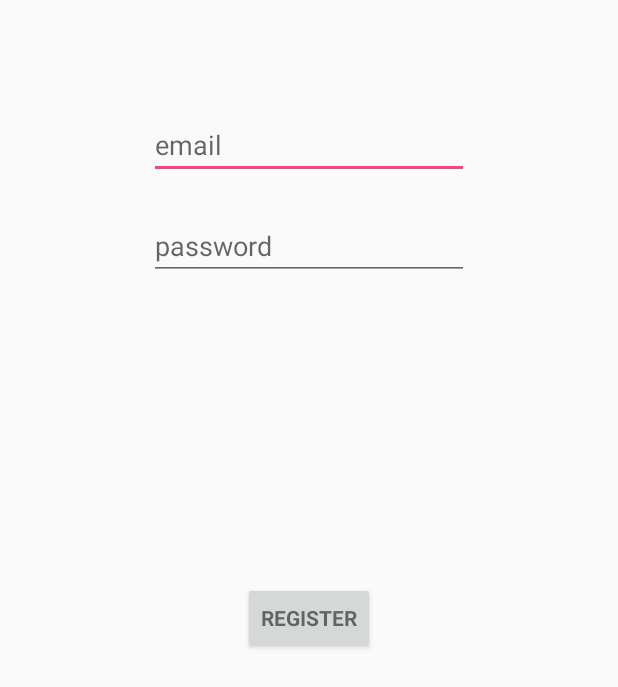
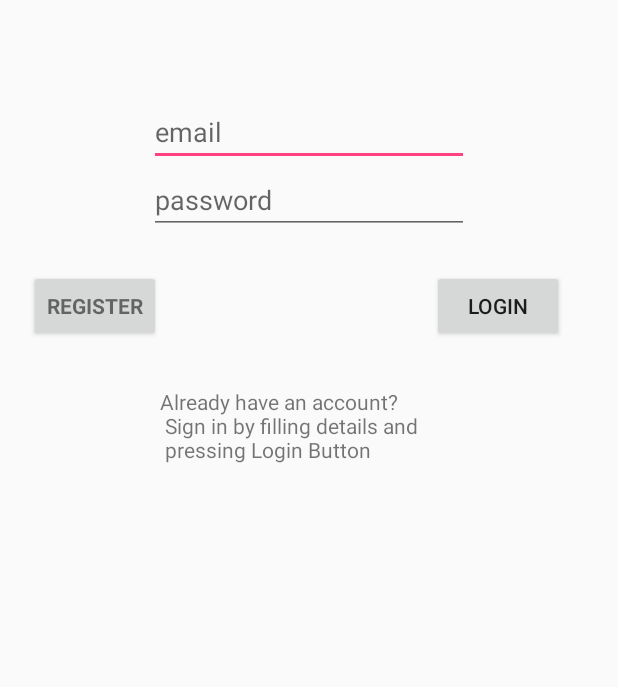
Before and after one commit to sidz1994/Safev1, an Android app: the layout activity_regsiter.xml on its own in the app's theme, with its tools: preview values and no code run, on a phone screen of 412 x 824 dp. Shown: the top 687 px of the screen. Run offline under Robolectric (Android 15) with nearby library versions, the phone set to English and light mode, and no system bars.

Commit message:
aug 15th

```diff
--- a/app/src/main/java/com/example/bharath/safev1/FcmMessagingService.java
+++ b/app/src/main/java/com/example/bharath/safev1/FcmMessagingService.java
@@ -7,7 +7,6 @@ import android.content.Intent;
 import android.media.RingtoneManager;
 import android.net.Uri;
 import android.os.Bundle;
-import android.os.Handler;
 import android.support.v4.app.NotificationCompat;
 
 import com.google.firebase.messaging.FirebaseMessagingService;
@@ -16,7 +15,6 @@ import com.google.firebase.messaging.RemoteMessage;
 
 
 public class FcmMessagingService extends FirebaseMessagingService {
-    private Handler mHandler;
     Notifications_Database notiDB;
 
 
@@ -37,7 +35,7 @@ public class FcmMessagingService extends FirebaseMessagingService {
         NotificationCompat.Builder notificationBuilder =new NotificationCompat.Builder(this);
         Uri alarmSound = RingtoneManager.getDefaultUri(RingtoneManager.TYPE_NOTIFICATION);
         notificationBuilder.setSound(alarmSound);
-        notificationBuilder.setContentTitle(title+", needs help");
+        notificationBuilder.setContentTitle(uservals[0]+", needs help");
         notificationBuilder.setContentText(message);
         notificationBuilder.setAutoCancel(true);
         notificationBuilder.setSmallIcon(R.mipmap.ic_launcher);
--- a/app/src/main/res/layout/activity_maps.xml
+++ b/app/src/main/res/layout/activity_maps.xml
@@ -55,7 +55,7 @@
         android:layout_height="wrap_content"
         android:layout_gravity="bottom|right"
         android:layout_marginBottom="10dp"
-        android:src="@drawable/ic_gps_myloc"
+        app:srcCompat="@drawable/ic_gps_myloc"
         android:layout_above="@+id/Alert"
         android:layout_alignParentRight="true"
         android:layout_alignParentEnd="true"
--- a/app/src/main/res/layout/activity_profile_edit.xml
+++ b/app/src/main/res/layout/activity_profile_edit.xml
@@ -31,7 +31,7 @@
             android:ems="10" />
     </LinearLayout>
 
-    <LinearLayout
+ <!--   <LinearLayout
         android:layout_width="wrap_content"
         android:layout_height="wrap_content"
         android:orientation="horizontal">
@@ -79,7 +79,7 @@
             android:maxLines="1"
             android:paddingLeft="30sp" />
 
-    </LinearLayout>
+    </LinearLayout>   -->
     <LinearLayout
         android:layout_width="wrap_content"
         android:layout_height="wrap_content"
--- a/app/src/main/res/layout/activity_regsiter.xml
+++ b/app/src/main/res/layout/activity_regsiter.xml
@@ -6,44 +6,59 @@
     android:layout_width="match_parent"
     android:layout_height="match_parent"
     tools:context="com.example.bharath.safev1.RegsiterActivity">
+<!--
+    <EditText
+        android:layout_width="wrap_content"
+        android:layout_height="wrap_content"
+        android:id="@+id/name_register"
+        android:maxLines="1"
+        android:hint="@string/name"
+        android:ems="10"
+        android:layout_above="@+id/email"
+        android:layout_alignLeft="@+id/email"
+        android:layout_alignStart="@+id/email"
+        android:layout_marginBottom="30dp" />   -->
 
     <EditText
         android:id="@+id/email"
         android:layout_width="wrap_content"
         android:layout_height="wrap_content"
-        android:layout_alignParentTop="true"
-        android:layout_centerHorizontal="true"
         android:maxLines="1"
         android:hint="email"
-        android:layout_marginTop="74dp"
         android:ems="10"
-        android:inputType="textEmailAddress" />
+        android:inputType="textEmailAddress"
+        android:layout_marginTop="65dp"
+        android:layout_alignParentTop="true"
+        android:layout_centerHorizontal="true" />
 
     <EditText
         android:id="@+id/password"
         android:layout_width="wrap_content"
         android:layout_height="wrap_content"
-        android:layout_alignEnd="@+id/email"
-        android:layout_alignRight="@+id/email"
-        android:layout_below="@+id/email"
         android:focusableInTouchMode="true"
         android:hint="password"
         android:imeActionId="@+id/login"
         android:imeOptions="actionUnspecified"
-        android:layout_marginTop="22dp"
         android:ems="10"
         android:inputType="textPassword"
-        android:maxLines="1" />
+        android:maxLines="1"
+        android:layout_below="@+id/email"
+        android:layout_alignLeft="@+id/email"
+        android:layout_alignStart="@+id/email" />
 
     <Button
         android:id="@+id/sign_up_button"
         style="?android:textAppearanceSmall"
         android:layout_width="wrap_content"
         android:layout_height="wrap_content"
-        android:layout_centerHorizontal="true"
-        android:layout_centerVertical="true"
         android:text="Register"
-        android:textStyle="bold"/>
+        android:textStyle="bold"
+        android:layout_marginLeft="19dp"
+        android:layout_marginStart="19dp"
+        android:layout_marginTop="24dp"
+        android:layout_below="@+id/password"
+        android:layout_toRightOf="@+id/progressBar"
+        android:layout_toEndOf="@+id/progressBar" />
 
     <ProgressBar
         android:id="@+id/progressBar"
@@ -52,7 +67,31 @@
         android:layout_height="wrap_content"
         android:layout_below="@+id/sign_up_button"
         android:layout_centerHorizontal="true"
-        android:layout_marginTop="32dp"
+        android:layout_marginTop="30dp"
         android:visibility="gone"/>
 
+    <TextView
+        android:layout_width="wrap_content"
+        android:layout_height="wrap_content"
+        android:layout_marginTop="30dp"
+        android:text="Already have an account? \n Sign in by filling details and  \n pressing Login Button "
+        android:layout_below="@+id/sign_up_button"
+        android:layout_alignRight="@+id/password"
+        android:layout_alignEnd="@+id/password"
+        android:layout_marginRight="27dp"
+        android:layout_marginEnd="27dp"
+        android:id="@+id/textView4" />
+
+    <Button
+        android:id="@+id/Login"
+        android:layout_width="wrap_content"
+        android:layout_height="wrap_content"
+        android:text="Login"
+        android:layout_above="@+id/textView4"
+        android:layout_alignParentRight="true"
+        android:layout_alignParentEnd="true"
+        android:layout_marginRight="36dp"
+        android:layout_marginEnd="36dp" />
+
+
 </RelativeLayout>
--- a/app/src/main/res/layout/tab1.xml
+++ b/app/src/main/res/layout/tab1.xml
@@ -10,4 +10,5 @@
         android:id="@android:id/list">
     </ListView>
 
+
 </RelativeLayout>
--- a/app/src/main/res/values/strings.xml
+++ b/app/src/main/res/values/strings.xml
@@ -3,7 +3,7 @@
     <string name="title_activity_maps">Safev1</string>
     <string name="title_activity_main_menu">MainMenu</string>
     <!--<string name="URL">http://ec2-13-59-246-173.us-east-2.compute.amazonaws.com:4000/</string> -->
-    <string name="URL">http://192.168.0.11/:4000/</string>
+    <string name="URL">http://192.168.0.11:4000/</string>
     <string name="navigation_drawer_open">Open navigation drawer</string>
     <string name="navigation_drawer_close">Close navigation drawer</string>
 
--- a/app/src/main/res/values/styles.xml
+++ b/app/src/main/res/values/styles.xml
@@ -27,4 +27,9 @@
         <item name="android:textSize">15sp</item>
         <item name="android:typeface">sans</item>
     </style>
+    <style name="MyAlertDialogStyle" parent="Theme.AppCompat.Light.Dialog.Alert">
+        <item name="colorAccent">#FFC107</item>
+        <item name="android:textColorPrimary">#FFFFFF</item>
+        <item name="android:background">#4CAF50</item>
+    </style>
 </resources>
```
Also changed, not shown: app/src/main/AndroidManifest.xml (+4 -3 lines), app/src/main/java/com/example/bharath/safev1/Edit_profile_json_test.java (+12 -9 lines), app/src/main/java/com/example/bharath/safev1/Gpstracker.java (+29 -14 lines), app/src/main/java/com/example/bharath/safev1/MapsActivity.java (+128 -94 lines), app/src/main/java/com/example/bharath/safev1/Notification_activity.java (+50 -22 lines), app/src/main/java/com/example/bharath/safev1/Notifications_Database.java (+5 -14 lines), app/src/main/java/com/example/bharath/safev1/Senddata_service.java (+10 -2 lines), app/src/main/java/com/example/bharath/safev1/Tab1.java (+21 -4 lines), app/src/main/java/com/example/bharath/safev1/Tab2.java (+148 -8 lines), app/src/main/res/layout/noti_layout.xml (added, +11 -0 lines), app/src/main/res/layout/tab2.xml (+5 -5 lines), app/src/main/res/menu/menu_main.xml (+7 -0 lines), app/src/main/java/com/example/bharath/safev1/RegsiterActivity.java (line endings or trailing spaces).
